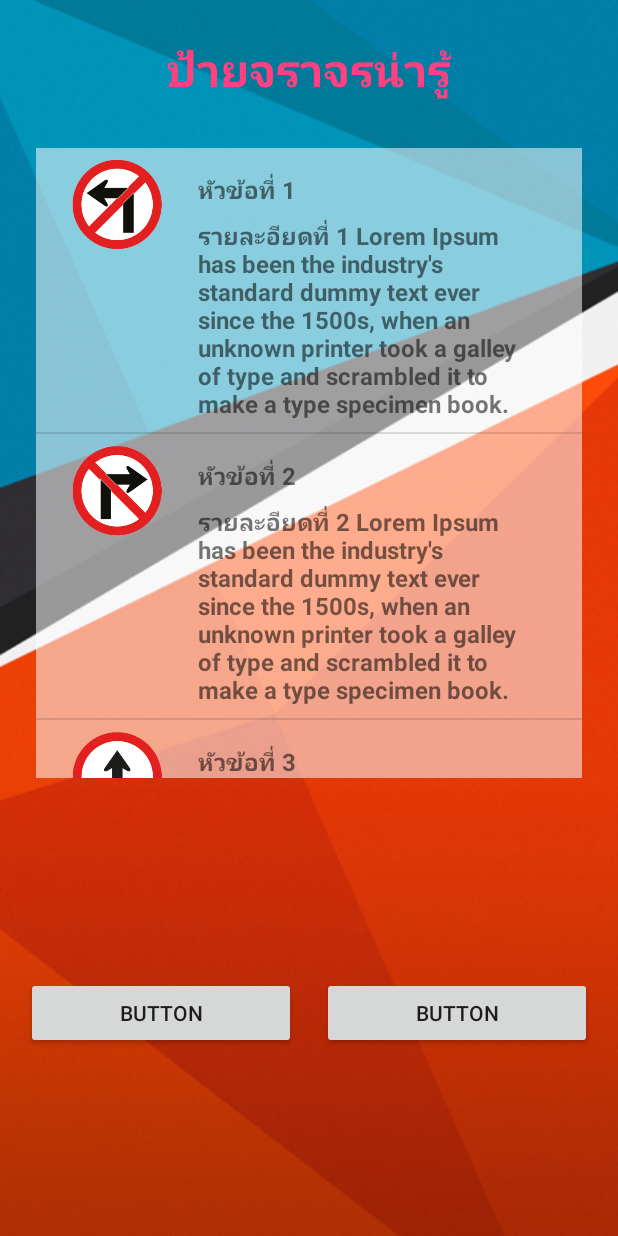
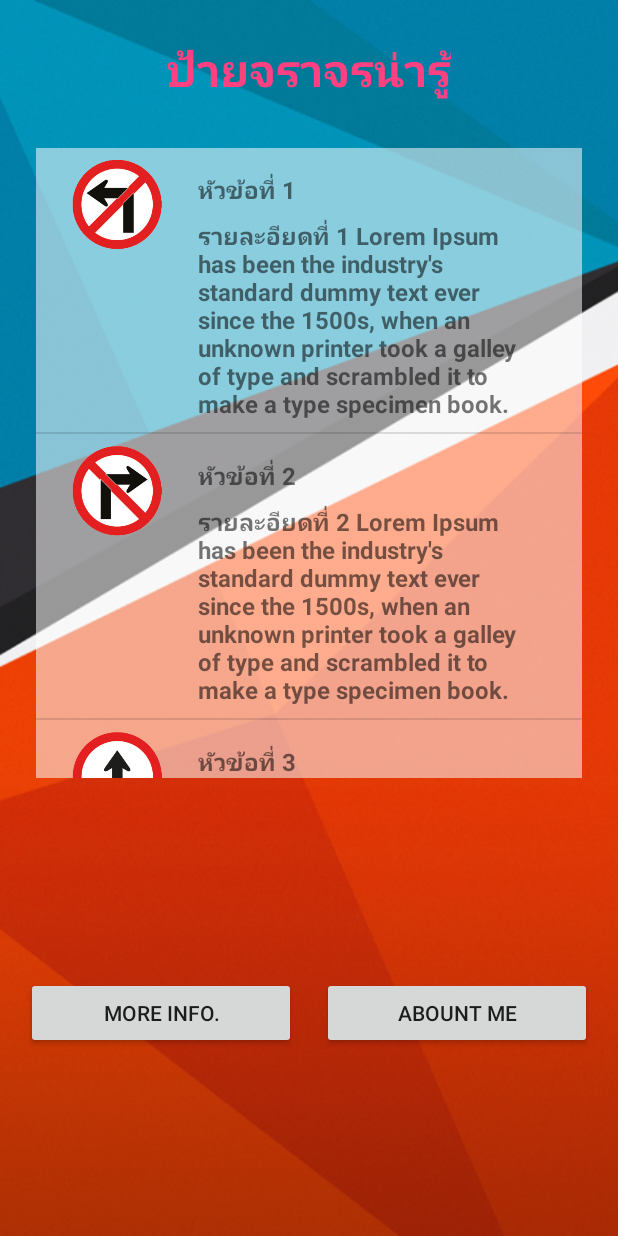
Before and after one commit to sangsit40/TrafficeSignApp-master, an Android app: the screen it shows after launch (MainActivity), on a phone screen of 412 x 824 dp. Run offline under Robolectric (Android 15) with nearby library versions, the phone set to English and light mode, and no system bars.

```diff
--- a/app/src/main/java/sdu/cs58/nawapatsaphon/trafficesignapp/DetailActivity.java
+++ b/app/src/main/java/sdu/cs58/nawapatsaphon/trafficesignapp/DetailActivity.java
@@ -2,6 +2,7 @@ package sdu.cs58.nawapatsaphon.trafficesignapp;
 
 import android.support.v7.app.AppCompatActivity;
 import android.os.Bundle;
+import android.view.View;
 import android.widget.Button;
 import android.widget.ImageView;
 import android.widget.TextView;
@@ -28,4 +29,8 @@ public class DetailActivity extends AppCompatActivity {
         signImageView.setImageResource(getIntent().getIntExtra("Image",R.drawable.traffic_01));
 
     }//end onCreate Method
+
+    public void clickBack(View view) {
+        finish();
+    }// clickBack method
 }//end class
--- a/app/src/main/res/layout/activity_detail.xml
+++ b/app/src/main/res/layout/activity_detail.xml
@@ -27,6 +27,7 @@
         android:layout_marginEnd="8dp"
         android:layout_marginStart="8dp"
         android:layout_marginTop="8dp"
+        android:onClick="clickBack"
         android:text="Back"
         app:layout_constraintBottom_toBottomOf="parent"
         app:layout_constraintEnd_toEndOf="parent"
--- a/app/src/main/res/layout/activity_main.xml
+++ b/app/src/main/res/layout/activity_main.xml
@@ -25,23 +25,24 @@
         app:layout_constraintTop_toTopOf="parent" />
 
     <Button
-        android:id="@+id/button3"
+        android:id="@+id/btnAbountMe"
         android:layout_width="180dp"
         android:layout_height="wrap_content"
-        android:text="Button"
-        app:layout_constraintBottom_toBottomOf="@+id/button2"
+        android:text="Abount Me"
+        app:layout_constraintBottom_toBottomOf="@+id/btnMoreinfo"
         app:layout_constraintEnd_toEndOf="parent"
         app:layout_constraintHorizontal_bias="0.5"
-        app:layout_constraintStart_toEndOf="@+id/button2" />
+        app:layout_constraintStart_toEndOf="@+id/btnMoreinfo" />
 
     <Button
-        android:id="@+id/button2"
+        android:id="@+id/btnMoreinfo"
         android:layout_width="180dp"
         android:layout_height="wrap_content"
         android:layout_marginTop="8dp"
-        android:text="Button"
+        android:onClick="clickLink"
+        android:text="More info."
         app:layout_constraintBottom_toBottomOf="parent"
-        app:layout_constraintEnd_toStartOf="@+id/button3"
+        app:layout_constraintEnd_toStartOf="@+id/btnAbountMe"
         app:layout_constraintHorizontal_bias="0.5"
         app:layout_constraintStart_toStartOf="parent"
         app:layout_constraintTop_toBottomOf="@+id/listView" />
```
Also changed, not shown: app/src/main/java/sdu/cs58/nawapatsaphon/trafficesignapp/MainActivity.java (+7 -0 lines).
